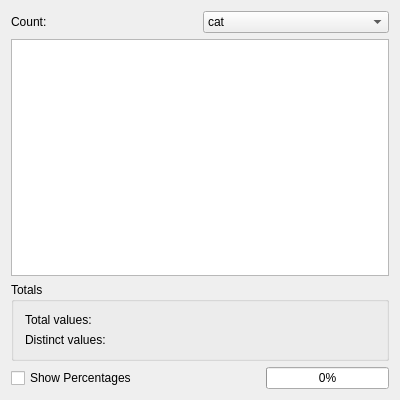
Old version of the form ui/StatisticsWindow.ui in the repository rug-compling/dact.
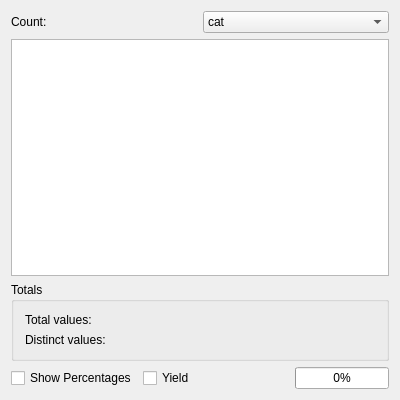
New version of the form.

Commit message: Add a check box to enable/disable yield display.

The edit to the form file:
```diff
--- a/ui/StatisticsWindow.ui
+++ b/ui/StatisticsWindow.ui
@@ -147,6 +147,13 @@
        </property>
       </widget>
      </item>
+     <item>
+      <widget class="QCheckBox" name="yieldCheckBox">
+       <property name="text">
+        <string>Yield</string>
+       </property>
+      </widget>
+     </item>
      <item>
       <spacer name="horizontalSpacer">
        <property name="orientation">
```
The commit also changes 4 other files.
